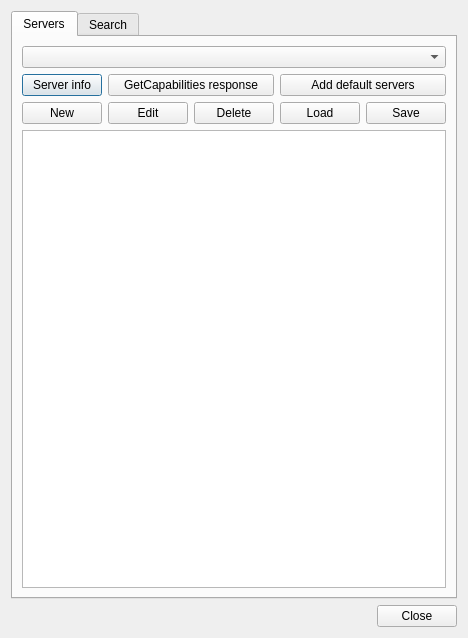
The window that plugin/MetaSearch/ui/maindialog.ui (nextgis/qgis_cswclient) describes before a commit, drawn with Qt 5.
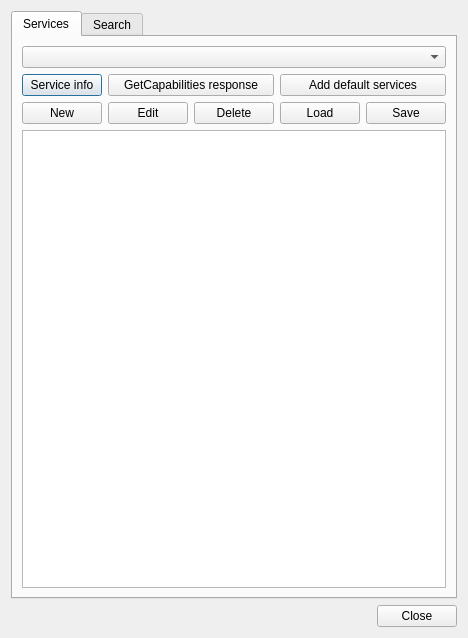
The same window after the commit.

Patch:
```diff
--- a/plugin/MetaSearch/ui/maindialog.ui
+++ b/plugin/MetaSearch/ui/maindialog.ui
@@ -21,7 +21,7 @@
      </property>
      <widget class="QWidget" name="tabServers">
       <attribute name="title">
-       <string>Servers</string>
+       <string>Services</string>
       </attribute>
       <layout class="QGridLayout" name="gridLayout">
        <item row="0" column="0" colspan="5">
@@ -30,7 +30,7 @@
        <item row="1" column="0">
         <widget class="QPushButton" name="btnServerInfo">
          <property name="text">
-          <string>Server info</string>
+          <string>Service info</string>
          </property>
         </widget>
        </item>
@@ -75,7 +75,7 @@
        <item row="1" column="3" colspan="2">
         <widget class="QPushButton" name="btnAddDefault">
          <property name="text">
-          <string>Add default servers</string>
+          <string>Add default services</string>
          </property>
         </widget>
        </item>
```
